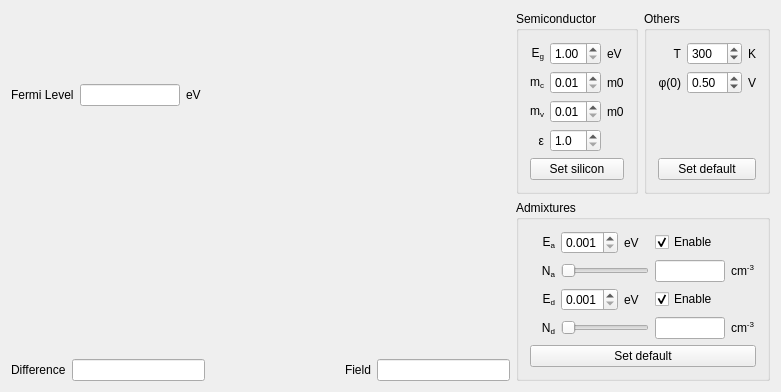
The window that widget.ui (NIA/semiconductor) describes before a commit, drawn with Qt 5.
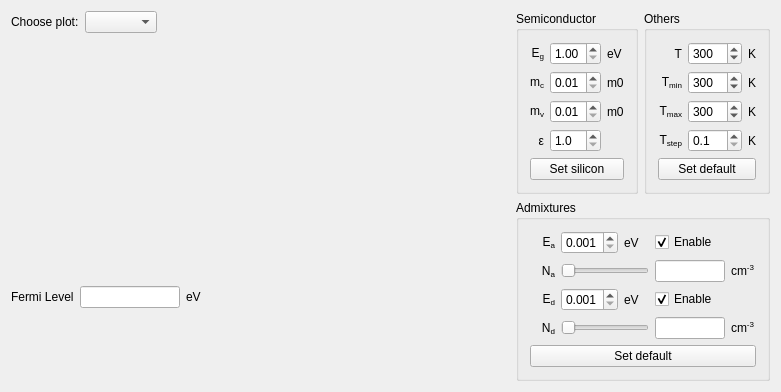
The same window after the commit. Custom widgets are drawn as their Qt base class.

```diff
--- a/widget.ui
+++ b/widget.ui
@@ -16,6 +16,40 @@
   <layout class="QHBoxLayout" name="horizontalLayout_3">
    <item>
     <layout class="QVBoxLayout" name="verticalLayout_2">
+     <item>
+      <layout class="QHBoxLayout" name="horizontalLayout_4">
+       <item>
+        <widget class="QLabel" name="label_13">
+         <property name="text">
+          <string>Choose plot:</string>
+         </property>
+        </widget>
+       </item>
+       <item>
+        <widget class="QComboBox" name="plotVariantsComboBox">
+         <property name="currentIndex">
+          <number>-1</number>
+         </property>
+        </widget>
+       </item>
+       <item>
+        <spacer name="horizontalSpacer_2">
+         <property name="orientation">
+          <enum>Qt::Horizontal</enum>
+         </property>
+         <property name="sizeHint" stdset="0">
+          <size>
+           <width>40</width>
+           <height>20</height>
+          </size>
+         </property>
+        </spacer>
+       </item>
+      </layout>
+     </item>
+     <item>
+      <widget class="QwtPlot" name="plotArea"/>
+     </item>
      <item>
       <layout class="QHBoxLayout" name="horizontalLayout_2">
        <item>
@@ -60,53 +94,6 @@
        </item>
       </layout>
      </item>
-     <item>
-      <widget class="QwtPlot" name="plotArea"/>
-     </item>
-     <item>
-      <layout class="QHBoxLayout" name="horizontalLayout_4">
-       <item>
-        <widget class="QLabel" name="label_13">
-         <property name="text">
-          <string>Difference</string>
-         </property>
-        </widget>
-       </item>
-       <item>
-        <widget class="QLineEdit" name="differenceLineEdit">
-         <property name="maximumSize">
-          <size>
-           <width>150</width>
-           <height>16777215</height>
-          </size>
-         </property>
-        </widget>
-       </item>
-       <item>
-        <spacer name="horizontalSpacer_2">
-         <property name="orientation">
-          <enum>Qt::Horizontal</enum>
-         </property>
-         <property name="sizeHint" stdset="0">
-          <size>
-           <width>40</width>
-           <height>20</height>
-          </size>
-         </property>
-        </spacer>
-       </item>
-       <item>
-        <widget class="QLabel" name="label_14">
-         <property name="text">
-          <string>Field</string>
-         </property>
-        </widget>
-       </item>
-       <item>
-        <widget class="QLineEdit" name="fieldLineEdit"/>
-       </item>
-      </layout>
-     </item>
     </layout>
    </item>
    <item>
@@ -270,10 +257,10 @@
              <number>0</number>
             </property>
             <property name="minimum">
-             <double>100.000000000000000</double>
+             <double>1.000000000000000</double>
             </property>
             <property name="maximum">
-             <double>999.000000000000000</double>
+             <double>9999.000000000000000</double>
             </property>
             <property name="singleStep">
              <double>1.000000000000000</double>
@@ -290,58 +277,134 @@
             </property>
            </widget>
           </item>
-          <item row="1" column="0">
-           <widget class="QLabel" name="label_17">
-            <property name="text">
-             <string>φ(0)</string>
-            </property>
-            <property name="alignment">
-             <set>Qt::AlignRight|Qt::AlignTrailing|Qt::AlignVCenter</set>
-            </property>
-           </widget>
-          </item>
-          <item row="1" column="1">
-           <widget class="QDoubleSpinBox" name="surfacePotentialSpinner">
-            <property name="minimum">
-             <double>-2.000000000000000</double>
-            </property>
-            <property name="maximum">
-             <double>2.000000000000000</double>
-            </property>
-            <property name="singleStep">
-             <double>0.100000000000000</double>
-            </property>
-            <property name="value">
-             <double>0.500000000000000</double>
-            </property>
-           </widget>
-          </item>
-          <item row="1" column="2">
-           <widget class="QLabel" name="label_18">
-            <property name="text">
-             <string>V</string>
-            </property>
-           </widget>
-          </item>
-          <item row="4" column="0" colspan="3">
+          <item row="6" column="0" colspan="3">
            <widget class="QPushButton" name="othersDefaultButton">
             <property name="text">
              <string>Set default</string>
             </property>
            </widget>
           </item>
+          <item row="1" column="0">
+           <widget class="QLabel" name="coeffLabel_5">
+            <property name="text">
+             <string>T&lt;sub&gt;min&lt;/sub&gt;</string>
+            </property>
+            <property name="scaledContents">
+             <bool>false</bool>
+            </property>
+            <property name="alignment">
+             <set>Qt::AlignRight|Qt::AlignTrailing|Qt::AlignVCenter</set>
+            </property>
+           </widget>
+          </item>
+          <item row="1" column="1">
+           <widget class="QDoubleSpinBox" name="TminSpinner">
+            <property name="decimals">
+             <number>0</number>
+            </property>
+            <property name="minimum">
+             <double>1.000000000000000</double>
+            </property>
+            <property name="maximum">
+             <double>9999.000000000000000</double>
+            </property>
+            <property name="singleStep">
+             <double>1.000000000000000</double>
+            </property>
+            <property name="value">
+             <double>300.000000000000000</double>
+            </property>
+           </widget>
+          </item>
+          <item row="1" column="2">
+           <widget class="QLabel" name="label_18">
+            <property name="text">
+             <string>K</string>
+            </property>
+           </widget>
+          </item>
           <item row="2" column="0">
-           <spacer name="verticalSpacer">
-            <property name="orientation">
-             <enum>Qt::Vertical</enum>
+           <widget class="QLabel" name="coeffLabel_6">
+            <property name="text">
+             <string>&lt;!DOCTYPE HTML PUBLIC &quot;-//W3C//DTD HTML 4.0//EN&quot; &quot;http://www.w3.org/TR/REC-html40/strict.dtd&quot;&gt;
+&lt;html&gt;&lt;head&gt;&lt;meta name=&quot;qrichtext&quot; content=&quot;1&quot; /&gt;&lt;style type=&quot;text/css&quot;&gt;
+p, li { white-space: pre-wrap; }
+&lt;/style&gt;&lt;/head&gt;&lt;body style=&quot; font-family:'Sans Serif'; font-size:9pt; font-weight:400; font-style:normal;&quot;&gt;
+&lt;p style=&quot; margin-top:0px; margin-bottom:0px; margin-left:0px; margin-right:0px; -qt-block-indent:0; text-indent:0px;&quot;&gt;T&lt;span style=&quot; vertical-align:sub;&quot;&gt;max&lt;/span&gt;&lt;/p&gt;&lt;/body&gt;&lt;/html&gt;</string>
             </property>
-            <property name="sizeHint" stdset="0">
-             <size>
-              <width>20</width>
-              <height>40</height>
-             </size>
+            <property name="scaledContents">
+             <bool>false</bool>
             </property>
-           </spacer>
+            <property name="alignment">
+             <set>Qt::AlignRight|Qt::AlignTrailing|Qt::AlignVCenter</set>
+            </property>
+           </widget>
+          </item>
+          <item row="2" column="1">
+           <widget class="QDoubleSpinBox" name="TmaxSpinner">
+            <property name="decimals">
+             <number>0</number>
+            </property>
+            <property name="minimum">
+             <double>1.000000000000000</double>
+            </property>
+            <property name="maximum">
+             <double>9999.000000000000000</double>
+            </property>
+            <property name="singleStep">
+             <double>1.000000000000000</double>
+            </property>
+            <property name="value">
+             <double>300.000000000000000</double>
+            </property>
+           </widget>
+          </item>
+          <item row="2" column="2">
+           <widget class="QLabel" name="label_21">
+            <property name="text">
+             <string>K</string>
+            </property>
+           </widget>
+          </item>
+          <item row="3" column="0">
+           <widget class="QLabel" name="coeffLabel_7">
+            <property name="text">
+             <string>&lt;!DOCTYPE HTML PUBLIC &quot;-//W3C//DTD HTML 4.0//EN&quot; &quot;http://www.w3.org/TR/REC-html40/strict.dtd&quot;&gt;
+&lt;html&gt;&lt;head&gt;&lt;meta name=&quot;qrichtext&quot; content=&quot;1&quot; /&gt;&lt;style type=&quot;text/css&quot;&gt;
+p, li { white-space: pre-wrap; }
+&lt;/style&gt;&lt;/head&gt;&lt;body style=&quot; font-family:'Sans Serif'; font-size:9pt; font-weight:400; font-style:normal;&quot;&gt;
+&lt;p style=&quot; margin-top:0px; margin-bottom:0px; margin-left:0px; margin-right:0px; -qt-block-indent:0; text-indent:0px;&quot;&gt;T&lt;span style=&quot; vertical-align:sub;&quot;&gt;step&lt;/span&gt;&lt;/p&gt;&lt;/body&gt;&lt;/html&gt;</string>
+            </property>
+            <property name="scaledContents">
+             <bool>false</bool>
+            </property>
+            <property name="alignment">
+             <set>Qt::AlignRight|Qt::AlignTrailing|Qt::AlignVCenter</set>
+            </property>
+           </widget>
+          </item>
+          <item row="3" column="2">
+           <widget class="QLabel" name="label_22">
+            <property name="text">
+             <string>K</string>
+            </property>
+           </widget>
+          </item>
+          <item row="3" column="1">
+           <widget class="QDoubleSpinBox" name="TstepSpinner">
+            <property name="decimals">
+             <number>1</number>
+            </property>
+            <property name="minimum">
+             <double>0.100000000000000</double>
+            </property>
+            <property name="maximum">
+             <double>9.900000000000000</double>
+            </property>
+            <property name="singleStep">
+             <double>0.100000000000000</double>
+            </property>
+           </widget>
           </item>
          </layout>
         </widget>
```
